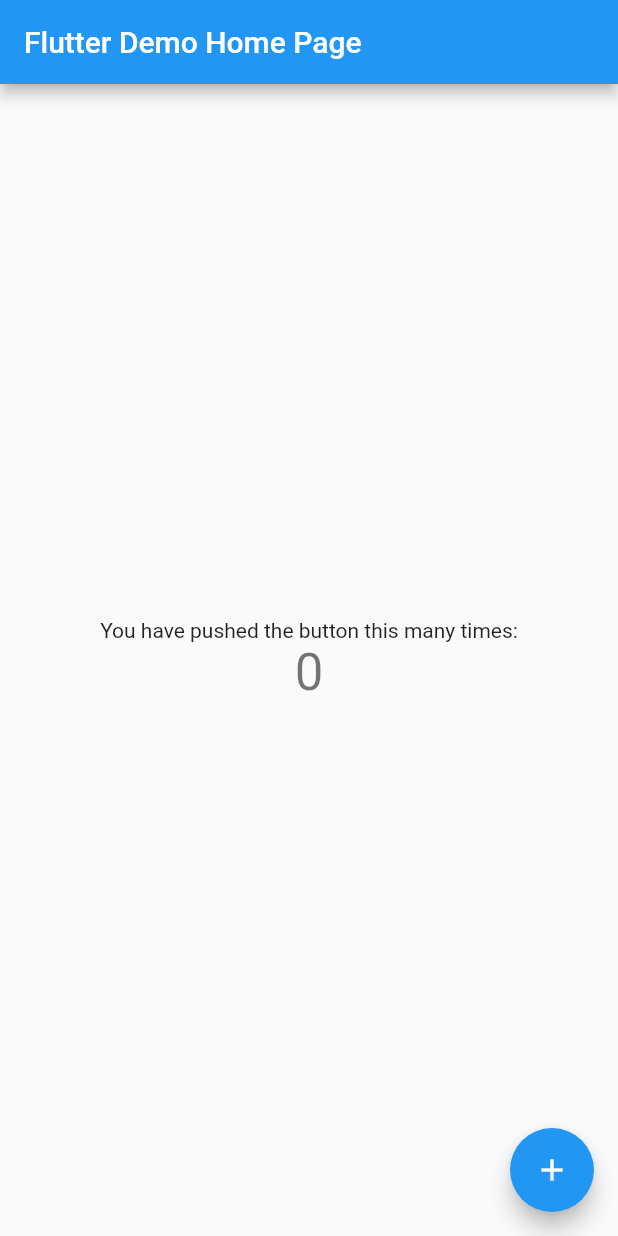
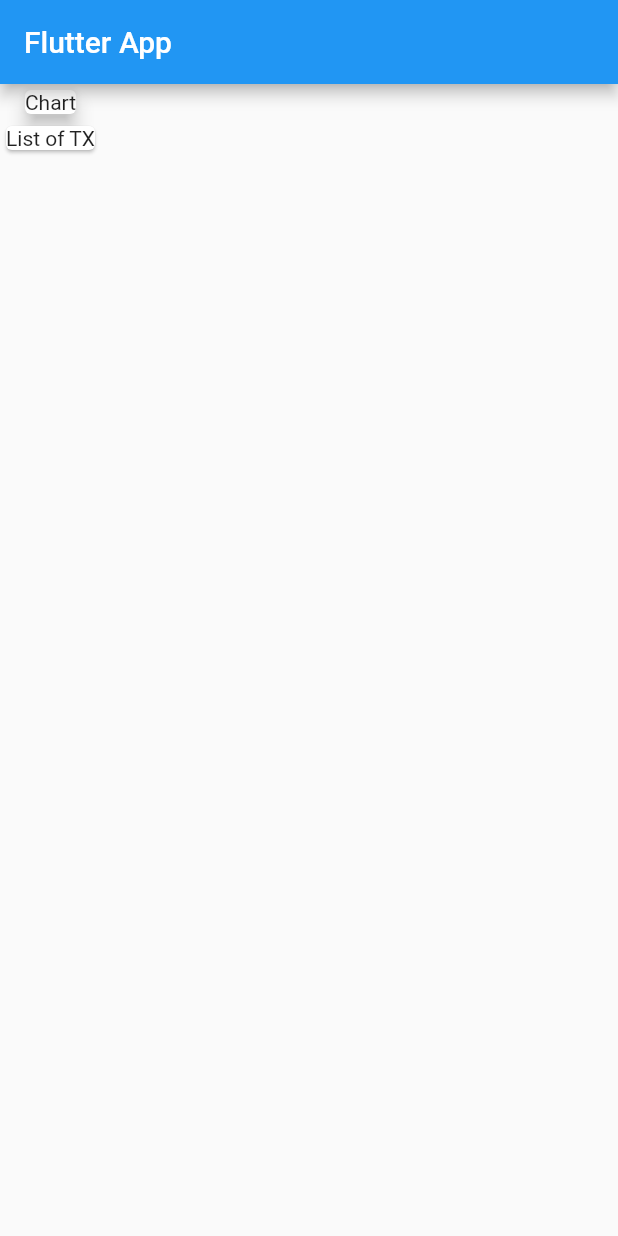
Before and after one commit to fadilparves/FLUTTER-SAMPLE, a Flutter app: the screen it shows after launch, on a phone screen of 412 x 824 dp. Run offline on Flutter 3.47's test engine with Material 2 defaults, Android fonts, the phone set to English and light mode, and no system bars.

Commit message:
update main.dart

```diff
--- a/expenses_app/lib/main.dart
+++ b/expenses_app/lib/main.dart
@@ -8,104 +8,31 @@ class MyApp extends StatelessWidget {
   Widget build(BuildContext context) {
     return MaterialApp(
       title: 'Flutter Demo',
-      theme: ThemeData(
-        // This is the theme of your application.
-        //
-        // Try running your application with "flutter run". You'll see the
-        // application has a blue toolbar. Then, without quitting the app, try
-        // changing the primarySwatch below to Colors.green and then invoke
-        // "hot reload" (press "r" in the console where you ran "flutter run",
-        // or simply save your changes to "hot reload" in a Flutter IDE).
-        // Notice that the counter didn't reset back to zero; the application
-        // is not restarted.
-        primarySwatch: Colors.blue,
-      ),
-      home: MyHomePage(title: 'Flutter Demo Home Page'),
+      home: MyHomePage(),
     );
   }
 }
 
-class MyHomePage extends StatefulWidget {
-  MyHomePage({Key key, this.title}) : super(key: key);
-
-  // This widget is the home page of your application. It is stateful, meaning
-  // that it has a State object (defined below) that contains fields that affect
-  // how it looks.
-
-  // This class is the configuration for the state. It holds the values (in this
-  // case the title) provided by the parent (in this case the App widget) and
-  // used by the build method of the State. Fields in a Widget subclass are
-  // always marked "final".
-
-  final String title;
-
-  @override
-  _MyHomePageState createState() => _MyHomePageState();
-}
-
-class _MyHomePageState extends State<MyHomePage> {
-  int _counter = 0;
-
-  void _incrementCounter() {
-    setState(() {
-      // This call to setState tells the Flutter framework that something has
-      // changed in this State, which causes it to rerun the build method below
-      // so that the display can reflect the updated values. If we changed
-      // _counter without calling setState(), then the build method would not be
-      // called again, and so nothing would appear to happen.
-      _counter++;
-    });
-  }
-
+class MyHomePage extends StatelessWidget {
   @override
   Widget build(BuildContext context) {
-    // This method is rerun every time setState is called, for instance as done
-    // by the _incrementCounter method above.
-    //
-    // The Flutter framework has been optimized to make rerunning build methods
-    // fast, so that you can just rebuild anything that needs updating rather
-    // than having to individually change instances of widgets.
     return Scaffold(
       appBar: AppBar(
-        // Here we take the value from the MyHomePage object that was created by
-        // the App.build method, and use it to set our appbar title.
-        title: Text(widget.title),
+        title: Text('Flutter App'),
       ),
-      body: Center(
-        // Center is a layout widget. It takes a single child and positions it
-        // in the middle of the parent.
-        child: Column(
-          // Column is also a layout widget. It takes a list of children and
-          // arranges them vertically. By default, it sizes itself to fit its
-          // children horizontally, and tries to be as tall as its parent.
-          //
-          // Invoke "debug painting" (press "p" in the console, choose the
-          // "Toggle Debug Paint" action from the Flutter Inspector in Android
-          // Studio, or the "Toggle Debug Paint" command in Visual Studio Code)
-          // to see the wireframe for each widget.
-          //
-          // Column has various properties to control how it sizes itself and
-          // how it positions its children. Here we use mainAxisAlignment to
-          // center the children vertically; the main axis here is the vertical
-          // axis because Columns are vertical (the cross axis would be
-          // horizontal).
-          mainAxisAlignment: MainAxisAlignment.center,
-          children: <Widget>[
-            Text(
-              'You have pushed the button this many times:',
+      body: Column(
+        children: <Widget>[
+          Container(
+            child: Card(
+              child: Text('Chart'),
+              elevation: 5,
             ),
-            Text(
-              '$_counter',
-              style: Theme.of(context).textTheme.display1,
-            ),
-          ],
-        ),
+          ),
+          Card(
+            child: Text('List of TX'),
+          )
+        ],
       ),
-      floatingActionButton: FloatingActionButton(
-        onPressed: _incrementCounter,
-        tooltip: 'Increment',
-        child: Icon(Icons.add),
-      ), // This trailing comma makes auto-formatting nicer for build methods.
     );
   }
 }
```
